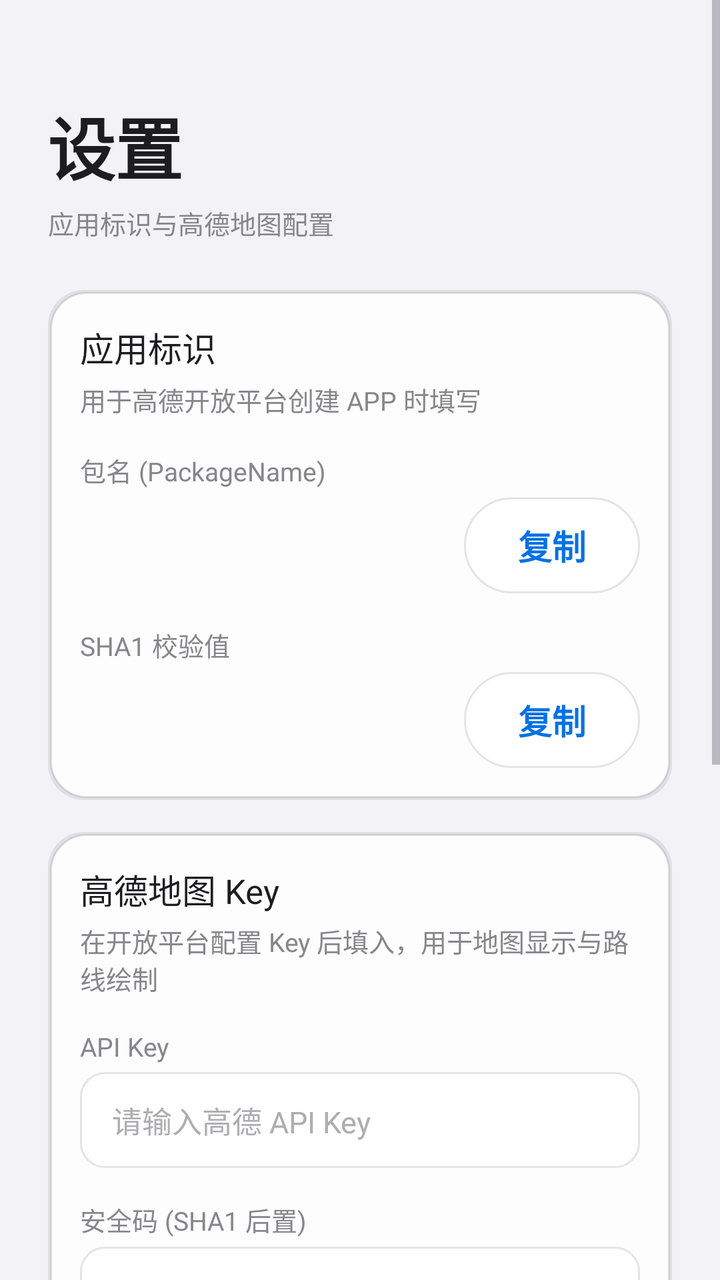
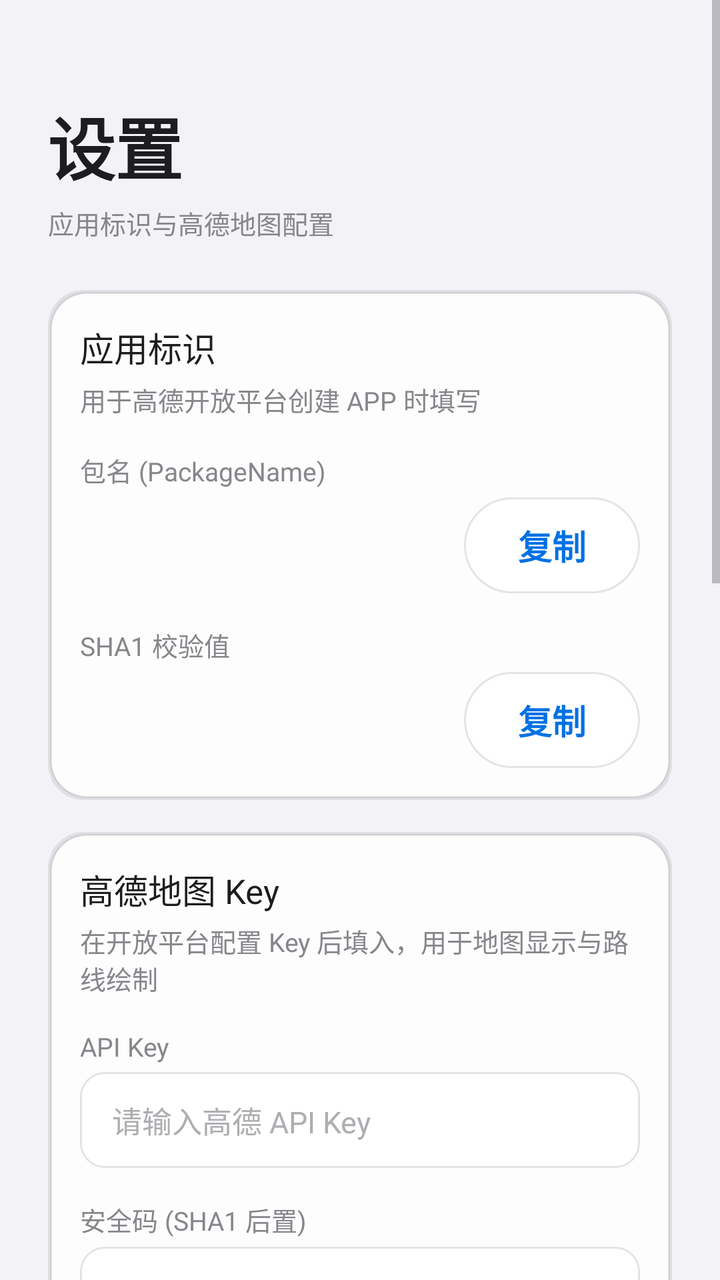

Two renders of the same Android screen: before a commit and after it. Below are the layout's source before the change and the commit's diff.
<!-- AndroidManifest.xml: application theme Theme.ZVirtualEnv -->
<!-- res/layout/fragment_settings.xml -->
<?xml version="1.0" encoding="utf-8"?>
<ScrollView xmlns:android="http://schemas.android.com/apk/res/android"
    android:layout_width="match_parent"
    android:layout_height="match_parent"
    android:overScrollMode="never">

    <LinearLayout
        android:layout_width="match_parent"
        android:layout_height="wrap_content"
        android:orientation="vertical"
        android:paddingStart="@dimen/space_lg"
        android:paddingTop="@dimen/space_xl"
        android:paddingEnd="@dimen/space_lg"
        android:paddingBottom="@dimen/space_lg">

        <TextView
            android:layout_width="wrap_content"
            android:layout_height="wrap_content"
            android:text="@string/settings_title"
            style="@style/Text.Hero" />

        <TextView
            android:layout_width="wrap_content"
            android:layout_height="wrap_content"
            android:layout_marginTop="@dimen/space_xs"
            android:text="@string/settings_subtitle"
            style="@style/Text.Caption" />

        
        <LinearLayout
            android:layout_width="match_parent"
            android:layout_height="wrap_content"
            android:layout_marginTop="@dimen/space_lg"
            android:background="@drawable/bg_card"
            android:orientation="vertical"
            android:padding="@dimen/space_md">

            <TextView
                android:layout_width="wrap_content"
                android:layout_height="wrap_content"
                android:text="@string/settings_identity_title"
                style="@style/Text.Headline" />

            <TextView
                android:layout_width="wrap_content"
                android:layout_height="wrap_content"
                android:layout_marginTop="@dimen/space_xs"
                android:text="@string/settings_identity_desc"
                style="@style/Text.Caption" />

            <TextView
                android:layout_width="wrap_content"
                android:layout_height="wrap_content"
                android:layout_marginTop="@dimen/space_md"
                android:text="@string/settings_package_label"
                style="@style/Text.Caption" />

            <LinearLayout
                android:layout_width="match_parent"
                android:layout_height="wrap_content"
                android:layout_marginTop="@dimen/space_xs"
                android:gravity="center_vertical"
                android:orientation="horizontal">

                <TextView
                    android:id="@+id/packageValue"
                    android:layout_width="0dp"
                    android:layout_height="wrap_content"
                    android:layout_weight="1"
                    android:fontFamily="monospace"
                    android:textSize="@dimen/text_body"
                    android:textColor="@color/text_primary" />

                <Button
                    android:id="@+id/copyPackageButton"
                    android:layout_width="wrap_content"
                    android:layout_height="wrap_content"
                    android:text="@string/settings_copy"
                    style="@style/Button.Pill.Secondary" />
            </LinearLayout>

            <TextView
                android:layout_width="wrap_content"
                android:layout_height="wrap_content"
                android:layout_marginTop="@dimen/space_md"
                android:text="@string/settings_sha1_label"
                style="@style/Text.Caption" />

            <LinearLayout
                android:layout_width="match_parent"
                android:layout_height="wrap_content"
                android:layout_marginTop="@dimen/space_xs"
                android:gravity="center_vertical"
                android:orientation="horizontal">

                <TextView
                    android:id="@+id/sha1Value"
                    android:layout_width="0dp"
                    android:layout_height="wrap_content"
                    android:layout_weight="1"
                    android:fontFamily="monospace"
                    android:textSize="@dimen/text_body"
                    android:textColor="@color/text_primary" />

                <Button
                    android:id="@+id/copySha1Button"
                    android:layout_width="wrap_content"
                    android:layout_height="wrap_content"
                    android:text="@string/settings_copy"
                    style="@style/Button.Pill.Secondary" />
            </LinearLayout>
        </LinearLayout>

        
        <LinearLayout
            android:layout_width="match_parent"
            android:layout_height="wrap_content"
            android:layout_marginTop="@dimen/space_md"
            android:background="@drawable/bg_card"
            android:orientation="vertical"
            android:padding="@dimen/space_md">

            <TextView
                android:layout_width="wrap_content"
                android:layout_height="wrap_content"
                android:text="@string/settings_amap_title"
                style="@style/Text.Headline" />

            <TextView
                android:layout_width="wrap_content"
                android:layout_height="wrap_content"
                android:layout_marginTop="@dimen/space_xs"
                android:text="@string/settings_amap_desc"
                style="@style/Text.Caption" />

            <TextView
                android:layout_width="wrap_content"
                android:layout_height="wrap_content"
                android:layout_marginTop="@dimen/space_md"
                android:text="@string/settings_amap_key_label"
                style="@style/Text.Caption" />

            <EditText
                android:id="@+id/amapKeyInput"
                android:layout_width="match_parent"
                android:layout_height="wrap_content"
                android:layout_marginTop="@dimen/space_xs"
                android:hint="@string/settings_amap_key_hint"
                android:inputType="text"
                style="@style/EditText.Field" />

            <TextView
                android:layout_width="wrap_content"
                android:layout_height="wrap_content"
                android:layout_marginTop="@dimen/space_md"
                android:text="@string/settings_amap_security_label"
                style="@style/Text.Caption" />

            <EditText
                android:id="@+id/amapSecurityInput"
                android:layout_width="match_parent"
                android:layout_height="wrap_content"
                android:layout_marginTop="@dimen/space_xs"
                android:hint="@string/settings_amap_security_hint"
                android:inputType="text"
                style="@style/EditText.Field" />

            <CheckBox
                android:id="@+id/privacyAgreeCheck"
                android:layout_width="match_parent"
                android:layout_height="wrap_content"
                android:layout_marginTop="@dimen/space_md"
                android:buttonTint="@color/accent"
                android:text="@string/settings_amap_privacy"
                android:textColor="@color/text_secondary"
                android:textSize="@dimen/text_body" />

            <TextView
                android:id="@+id/privacyPolicyLink"
                android:layout_width="match_parent"
                android:layout_height="wrap_content"
                android:layout_marginStart="@dimen/space_lg"
                android:layout_marginTop="@dimen/space_xs"
                android:text="@string/settings_amap_privacy_link"
                android:textColor="@color/accent"
                android:textSize="@dimen/text_caption" />

            <Button
                android:id="@+id/saveAmapButton"
                android:layout_width="match_parent"
                android:layout_height="wrap_content"
                android:layout_marginTop="@dimen/space_md"
                android:text="@string/settings_amap_save"
                style="@style/Button.Pill" />
        </LinearLayout>

        
        <LinearLayout
            android:layout_width="match_parent"
            android:layout_height="wrap_content"
            android:layout_marginTop="@dimen/space_md"
            android:background="@drawable/bg_card"
            android:orientation="vertical"
            android:padding="@dimen/space_md">

            <TextView
                android:layout_width="wrap_content"
                android:layout_height="wrap_content"
                android:text="@string/settings_ble_test_title"
                style="@style/Text.Headline" />

            <TextView
                android:layout_width="wrap_content"
                android:layout_height="wrap_content"
                android:layout_marginTop="@dimen/space_xs"
                android:text="@string/settings_ble_test_desc"
                style="@style/Text.Caption" />

            <Button
                android:id="@+id/bleTestButton"
                android:layout_width="match_parent"
                android:layout_height="wrap_content"
                android:layout_marginTop="@dimen/space_md"
                android:text="@string/settings_ble_test_start"
                style="@style/Button.Pill" />

            <TextView
                android:id="@+id/bleTestResult"
                android:layout_width="match_parent"
                android:layout_height="wrap_content"
                android:layout_marginTop="@dimen/space_md"
                android:fontFamily="monospace"
                android:text="@string/settings_ble_test_idle"
                android:textColor="@color/text_secondary"
                android:textSize="@dimen/text_caption" />
        </LinearLayout>
    </LinearLayout>
</ScrollView>
<!-- resources referenced by this layout -->
<resources>
  <color name="accent">#0071E3</color>
  <color name="text_primary">#1D1D1F</color>
  <color name="text_secondary">#86868B</color>
  <dimen name="space_lg">24dp</dimen>
  <dimen name="space_md">16dp</dimen>
  <dimen name="space_xl">48dp</dimen>
  <dimen name="space_xs">4dp</dimen>
  <dimen name="text_body">15sp</dimen>
  <dimen name="text_caption">13sp</dimen>
  <string name="settings_amap_desc">在开放平台配置 Key 后填入，用于地图显示与路线绘制</string>
  <string name="settings_amap_key_hint">请输入高德 API Key</string>
  <string name="settings_amap_key_label">API Key</string>
  <string name="settings_amap_privacy">我已阅读并同意《高德开放平台隐私权政策》</string>
  <string name="settings_amap_privacy_link">查看隐私合规说明文档</string>
  <string name="settings_amap_save">保存 Key</string>
  <string name="settings_amap_security_hint">可选：Key 的后半段安全码</string>
  <string name="settings_amap_security_label">安全码 (SHA1 后置)</string>
  <string name="settings_amap_title">高德地图 Key</string>
  <string name="settings_ble_test_desc">直接调用 BluetoothLeScanner.startScan 验证蓝牙栈虚拟 BLE 投递，不影响当前虚拟环境状态</string>
  <string name="settings_ble_test_idle">未开始</string>
  <string name="settings_ble_test_start">开始扫描 8 秒</string>
  <string name="settings_ble_test_title">BLE 扫描测试（不 Suspend）</string>
  <string name="settings_copy">复制</string>
  <string name="settings_identity_desc">用于高德开放平台创建 APP 时填写</string>
  <string name="settings_identity_title">应用标识</string>
  <string name="settings_package_label">包名 (PackageName)</string>
  <string name="settings_sha1_label">SHA1 校验值</string>
  <string name="settings_subtitle">应用标识与高德地图配置</string>
  <string name="settings_title">设置</string>
  <style name="EditText.Field" parent="">
          <item name="android:background">@drawable/bg_field</item>
          <item name="android:minHeight">@dimen/touch_min</item>
          <item name="android:paddingStart">@dimen/space_md</item>
          <item name="android:paddingEnd">@dimen/space_md</item>
          <item name="android:textSize">@dimen/text_body</item>
          <item name="android:textColor">@color/text_primary</item>
          <item name="android:textColorHint">@color/text_tertiary</item>
      </style>
  <style name="Text.Caption" parent="android:TextAppearance.Material">
          <item name="android:textSize">@dimen/text_caption</item>
          <item name="android:textColor">@color/text_secondary</item>
      </style>
  <style name="Text.Headline" parent="android:TextAppearance.Material">
          <item name="android:textSize">@dimen/text_headline</item>
          <item name="android:textStyle">normal</item>
          <item name="android:textColor">@color/text_primary</item>
      </style>
  <style name="Text.Hero" parent="android:TextAppearance.Material">
          <item name="android:textSize">@dimen/text_hero</item>
          <item name="android:textStyle">bold</item>
          <item name="android:textColor">@color/text_primary</item>
          <item name="android:letterSpacing">-0.01</item>
      </style>
  <dimen name="radius_card">18dp</dimen>
  <color name="glass_shadow">#14000000</color>
  <color name="card_fill">#F2FFFFFF</color>
  <color name="card_border">#1A000000</color>
  <dimen name="touch_min">48dp</dimen>
  <color name="bg_secondary">#FFFFFF</color>
  <dimen name="text_headline">17sp</dimen>
  <color name="text_tertiary">#AEAEB2</color>
  <dimen name="text_hero">34sp</dimen>
  <color name="bg_primary">#F2F2F7</color>
  <dimen name="radius_pill">980dp</dimen>
  <color name="accent_press">#0A5DC2</color>
  <color name="bg_tertiary">#E5E5EA</color>
  <dimen name="radius_control">12dp</dimen>
  <!-- unchanged entries left out for length: 7 -->
</resources>

<!-- the commit's change to res/layout/fragment_settings.xml (unified diff, before → after) -->
@@ -206,33 +206,184 @@
             <TextView
                 android:layout_width="wrap_content"
                 android:layout_height="wrap_content"
-                android:text="@string/settings_ble_test_title"
+                android:text="@string/settings_env_test_title"
                 style="@style/Text.Headline" />
 
             <TextView
                 android:layout_width="wrap_content"
                 android:layout_height="wrap_content"
                 android:layout_marginTop="@dimen/space_xs"
-                android:text="@string/settings_ble_test_desc"
-                style="@style/Text.Caption" />
-
-            <Button
-                android:id="@+id/bleTestButton"
-                android:layout_width="match_parent"
-                android:layout_height="wrap_content"
-                android:layout_marginTop="@dimen/space_md"
-                android:text="@string/settings_ble_test_start"
-                style="@style/Button.Pill" />
-
-            <TextView
-                android:id="@+id/bleTestResult"
-                android:layout_width="match_parent"
-                android:layout_height="wrap_content"
-                android:layout_marginTop="@dimen/space_md"
-                android:fontFamily="monospace"
-                android:text="@string/settings_ble_test_idle"
-                android:textColor="@color/text_secondary"
-                android:textSize="@dimen/text_caption" />
+                android:text="@string/settings_env_test_desc"
+                style="@style/Text.Caption" />
+
+            <LinearLayout
+                android:layout_width="match_parent"
+                android:layout_height="wrap_content"
+                android:layout_marginTop="@dimen/space_md"
+                android:orientation="horizontal">
+
+                <Button
+                    android:id="@+id/envTestStartButton"
+                    android:layout_width="0dp"
+                    android:layout_height="wrap_content"
+                    android:layout_weight="1"
+                    android:text="@string/settings_env_test_start"
+                    style="@style/Button.Pill" />
+
+                <Button
+                    android:id="@+id/envTestStopButton"
+                    android:layout_width="0dp"
+                    android:layout_height="wrap_content"
+                    android:layout_marginStart="@dimen/space_sm"
+                    android:layout_weight="1"
+                    android:enabled="false"
+                    android:text="@string/settings_env_test_stop"
+                    style="@style/Button.Pill.Secondary" />
+            </LinearLayout>
+
+            
+            <LinearLayout
+                android:layout_width="match_parent"
+                android:layout_height="wrap_content"
+                android:layout_marginTop="@dimen/space_md"
+                android:orientation="vertical">
+
+                <TextView
+                    android:layout_width="wrap_content"
+                    android:layout_height="wrap_content"
+                    android:text="@string/settings_env_test_location_title"
+                    style="@style/Text.Caption" />
+
+                <TextView
+                    android:id="@+id/envTestLocationValue"
+                    android:layout_width="match_parent"
+                    android:layout_height="wrap_content"
+                    android:layout_marginTop="@dimen/space_xs"
+                    android:fontFamily="monospace"
+                    android:text="@string/settings_env_test_idle"
+                    android:textColor="@color/text_secondary"
+                    android:textSize="@dimen/text_caption" />
+            </LinearLayout>
+
+            
+            <LinearLayout
+                android:layout_width="match_parent"
+                android:layout_height="wrap_content"
+                android:layout_marginTop="@dimen/space_md"
+                android:orientation="vertical">
+
+                <TextView
+                    android:layout_width="wrap_content"
+                    android:layout_height="wrap_content"
+                    android:text="@string/settings_env_test_cell_title"
+                    style="@style/Text.Caption" />
+
+                <TextView
+                    android:id="@+id/envTestCellValue"
+                    android:layout_width="match_parent"
+                    android:layout_height="wrap_content"
+                    android:layout_marginTop="@dimen/space_xs"
+                    android:fontFamily="monospace"
+                    android:text="@string/settings_env_test_idle"
+                    android:textColor="@color/text_secondary"
+                    android:textSize="@dimen/text_caption" />
+            </LinearLayout>
+
+            
+            <LinearLayout
+                android:layout_width="match_parent"
+                android:layout_height="wrap_content"
+                android:layout_marginTop="@dimen/space_md"
+                android:orientation="vertical">
+
+                <TextView
+                    android:layout_width="wrap_content"
+                    android:layout_height="wrap_content"
+                    android:text="@string/settings_env_test_ble_title"
+                    style="@style/Text.Caption" />
+
+                <TextView
+                    android:id="@+id/envTestBleValue"
+                    android:layout_width="match_parent"
+                    android:layout_height="wrap_content"
+                    android:layout_marginTop="@dimen/space_xs"
+                    android:fontFamily="monospace"
+                    android:text="@string/settings_env_test_idle"
+                    android:textColor="@color/text_secondary"
+                    android:textSize="@dimen/text_caption" />
+            </LinearLayout>
+
+            
+            <LinearLayout
+                android:layout_width="match_parent"
+                android:layout_height="wrap_content"
+                android:layout_marginTop="@dimen/space_md"
+                android:orientation="vertical">
+
+                <TextView
+                    android:layout_width="wrap_content"
+                    android:layout_height="wrap_content"
+                    android:text="@string/settings_env_test_wifi_title"
+                    style="@style/Text.Caption" />
+
+                <TextView
+                    android:id="@+id/envTestWifiValue"
+                    android:layout_width="match_parent"
+                    android:layout_height="wrap_content"
+                    android:layout_marginTop="@dimen/space_xs"
+                    android:fontFamily="monospace"
+                    android:text="@string/settings_env_test_idle"
+                    android:textColor="@color/text_secondary"
+                    android:textSize="@dimen/text_caption" />
+            </LinearLayout>
+
+            
+            <LinearLayout
+                android:layout_width="match_parent"
+                android:layout_height="wrap_content"
+                android:layout_marginTop="@dimen/space_md"
+                android:orientation="vertical">
+
+                <TextView
+                    android:layout_width="wrap_content"
+                    android:layout_height="wrap_content"
+                    android:text="@string/settings_env_test_sensor_title"
+                    style="@style/Text.Caption" />
+
+                <TextView
+                    android:id="@+id/envTestSensorValue"
+                    android:layout_width="match_parent"
+                    android:layout_height="wrap_content"
+                    android:layout_marginTop="@dimen/space_xs"
+                    android:fontFamily="monospace"
+                    android:text="@string/settings_env_test_idle"
+                    android:textColor="@color/text_secondary"
+                    android:textSize="@dimen/text_caption" />
+            </LinearLayout>
+
+            
+            <LinearLayout
+                android:layout_width="match_parent"
+                android:layout_height="wrap_content"
+                android:layout_marginTop="@dimen/space_md"
+                android:orientation="vertical">
+
+                <TextView
+                    android:layout_width="wrap_content"
+                    android:layout_height="wrap_content"
+                    android:text="@string/settings_env_test_gnss_title"
+                    style="@style/Text.Caption" />
+
+                <TextView
+                    android:id="@+id/envTestGnssValue"
+                    android:layout_width="match_parent"
+                    android:layout_height="wrap_content"
+                    android:layout_marginTop="@dimen/space_xs"
+                    android:fontFamily="monospace"
+                    android:text="@string/settings_env_test_idle"
+                    android:textColor="@color/text_secondary"
+                    android:textSize="@dimen/text_caption" />
+            </LinearLayout>
         </LinearLayout>
     </LinearLayout>
 </ScrollView>
<!-- resource entries referenced after the edit -->
@@ -5,6 +5,7 @@
   <color name="text_secondary">#86868B</color>
   <dimen name="space_lg">24dp</dimen>
   <dimen name="space_md">16dp</dimen>
+  <dimen name="space_sm">8dp</dimen>
   <dimen name="space_xl">48dp</dimen>
   <dimen name="space_xs">4dp</dimen>
   <dimen name="text_body">15sp</dimen>
@@ -18,11 +19,18 @@
   <string name="settings_amap_security_hint">可选：Key 的后半段安全码</string>
   <string name="settings_amap_security_label">安全码 (SHA1 后置)</string>
   <string name="settings_amap_title">高德地图 Key</string>
-  <string name="settings_ble_test_desc">直接调用 BluetoothLeScanner.startScan 验证蓝牙栈虚拟 BLE 投递，不影响当前虚拟环境状态</string>
-  <string name="settings_ble_test_idle">未开始</string>
-  <string name="settings_ble_test_start">开始扫描 8 秒</string>
-  <string name="settings_ble_test_title">BLE 扫描测试（不 Suspend）</string>
   <string name="settings_copy">复制</string>
+  <string name="settings_env_test_ble_title">蓝牙</string>
+  <string name="settings_env_test_cell_title">基站</string>
+  <string name="settings_env_test_desc">不 Suspend：以普通安卓 App 的 API 持续读取位置、基站、蓝牙、WiFi、传感器、GNSS，实时刷新，点击结束停止</string>
+  <string name="settings_env_test_gnss_title">GNSS</string>
+  <string name="settings_env_test_idle">未开始</string>
+  <string name="settings_env_test_location_title">位置</string>
+  <string name="settings_env_test_sensor_title">传感器</string>
+  <string name="settings_env_test_start">开始</string>
+  <string name="settings_env_test_stop">结束</string>
+  <string name="settings_env_test_title">环境实时测试（普通 App 视角）</string>
+  <string name="settings_env_test_wifi_title">WiFi</string>
   <string name="settings_identity_desc">用于高德开放平台创建 APP 时填写</string>
   <string name="settings_identity_title">应用标识</string>
   <string name="settings_package_label">包名 (PackageName)</string>
